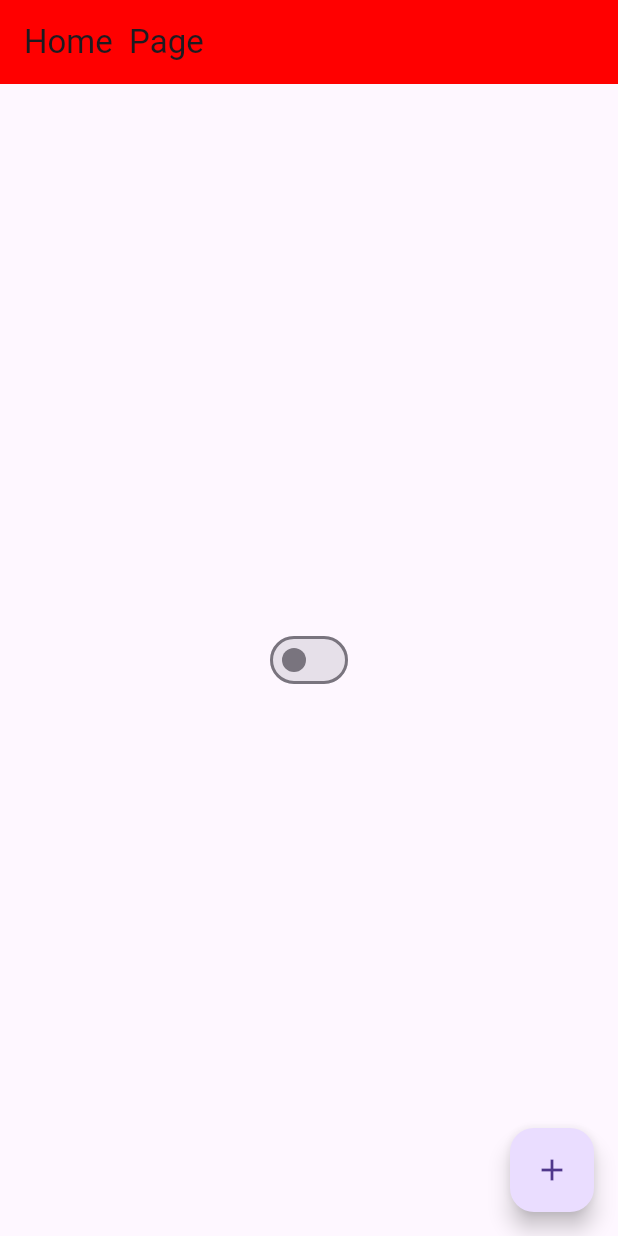
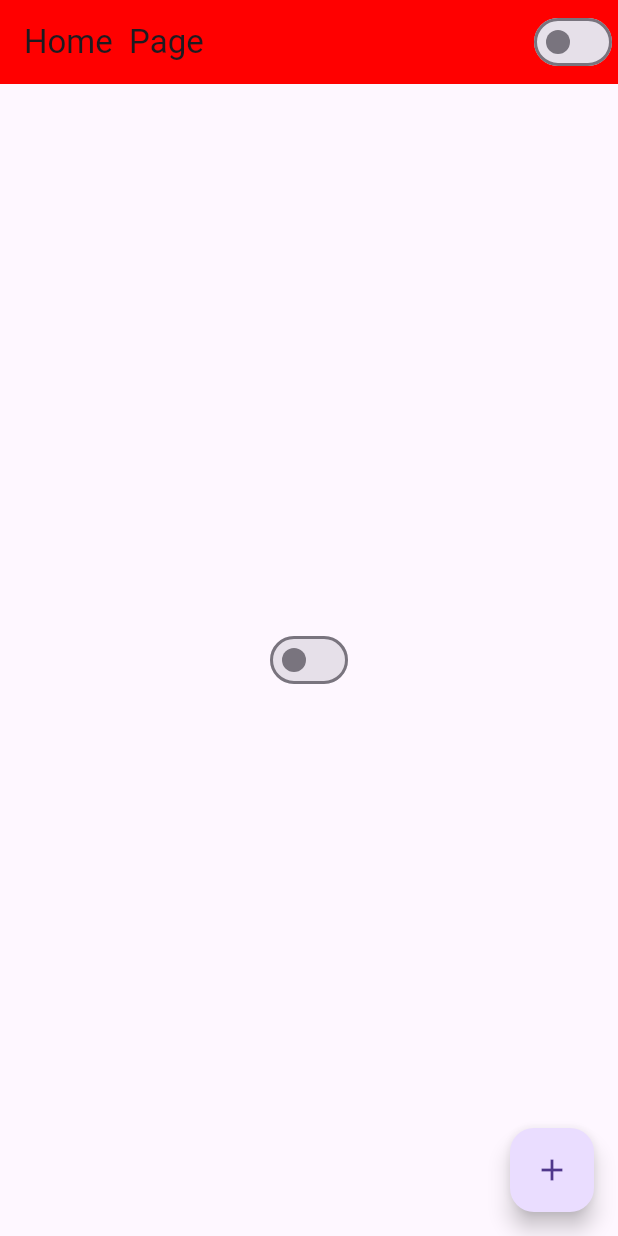
Before and after one commit to rhayonne/flutter_studies, a Flutter app: the screen it shows after launch, on a phone screen of 412 x 824 dp. Run offline on Flutter 3.47's test engine with Material 3 defaults, Android fonts, the phone set to English and light mode, and no system bars.

Commit message:
Reutilisaçao de componentes com valores globais

```diff
--- a/hello_word/lib/home_page.dart
+++ b/hello_word/lib/home_page.dart
@@ -19,15 +19,9 @@ class HomePageStates extends State<HomePage> {
       appBar: AppBar(
         title: Text('Home  Page'),
         backgroundColor: const Color.fromARGB(255, 255, 0, 0),
+        actions: [CustomSwitcher()],
       ),
-      body: Center(
-        child: Switch(
-          value: AppController.instance.isDarkTheme,
-          onChanged: (value) {
-            AppController.instance.changTheme();
-          },
-        ),
-      ),
+      body: Center(child: CustomSwitcher()),
       floatingActionButton: FloatingActionButton(
         child: Icon(Icons.add),
         onPressed: () {
@@ -39,3 +33,17 @@ class HomePageStates extends State<HomePage> {
     );
   }
 }
+
+class CustomSwitcher extends StatelessWidget {
+  const CustomSwitcher({super.key});
+
+  @override
+  Widget build(BuildContext context) {
+    return Switch(
+      value: AppController.instance.isDarkTheme,
+      onChanged: (value) {
+        AppController.instance.changTheme();
+      },
+    );
+  }
+}
```
